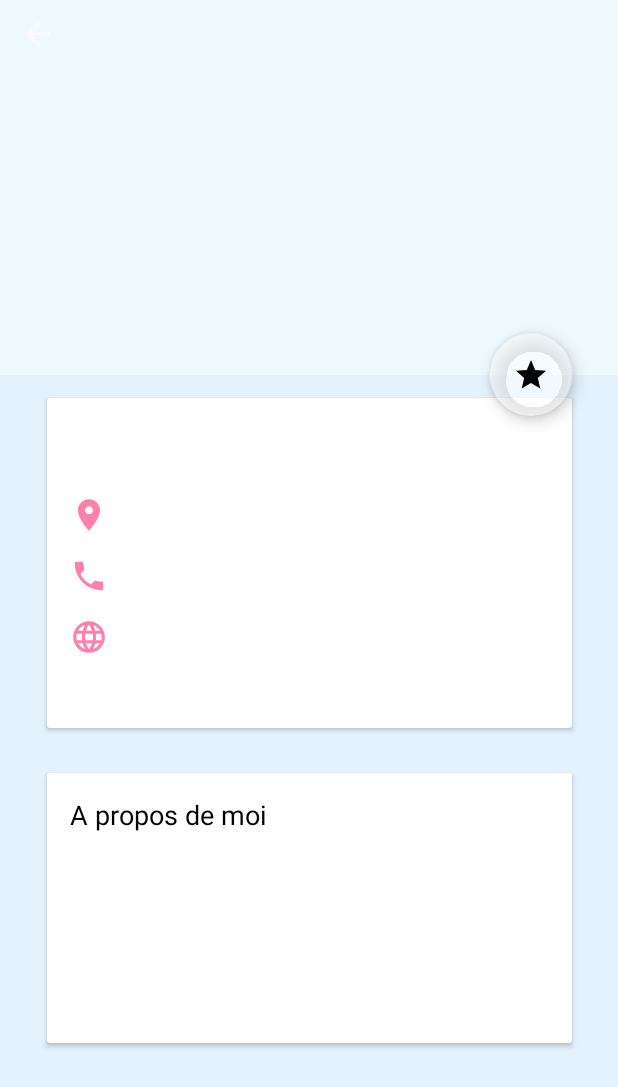
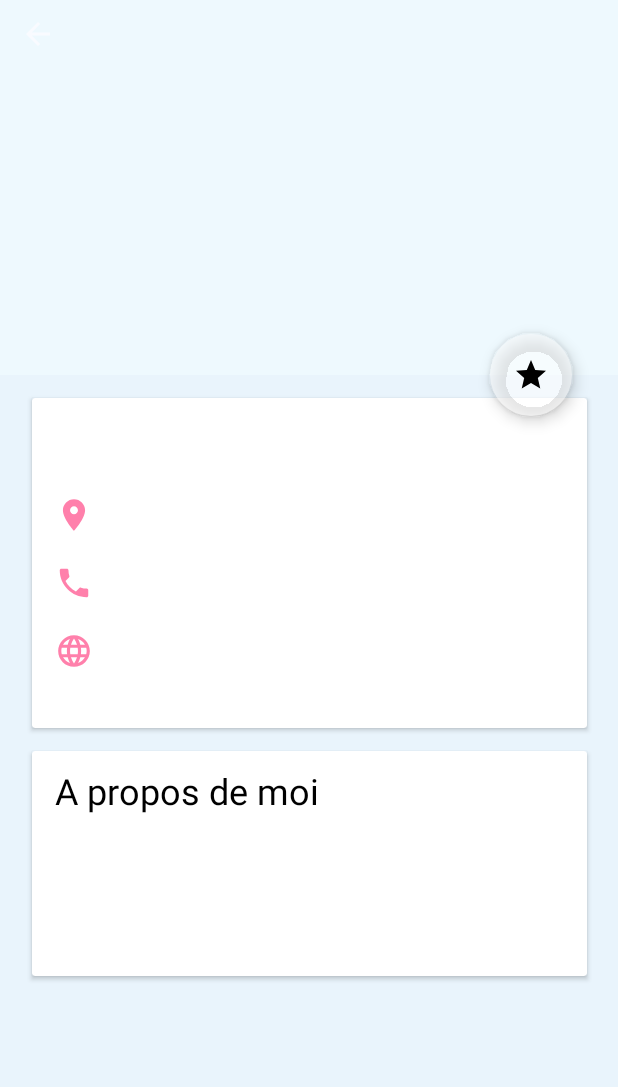
Before and after one commit to PinkNanie/Entrevoisins, an Android app: the layout activity_details_neighbour.xml on its own in the app's theme, with its tools: preview values and no code run, on a phone screen of 412 x 824 dp. Shown: the top 1087 px of the screen. Run offline under Robolectric (Android 15) with nearby library versions, the phone set to English and light mode, and no system bars.

Commit message:
Layout DetailsNeighbour_activity ok 100%

```diff
--- a/app/src/main/java/com/openclassrooms/entrevoisins/ui/neighbour_list/MyNeighbourRecyclerViewAdapter.java
+++ b/app/src/main/java/com/openclassrooms/entrevoisins/ui/neighbour_list/MyNeighbourRecyclerViewAdapter.java
@@ -63,6 +63,8 @@ public class MyNeighbourRecyclerViewAdapter extends RecyclerView.Adapter<MyNeigh
 
 
             holder.mDetailsNeighbour_btn.setCursorVisible(false);
+            holder.mDetailsNeighbour_btn.setFocusable(false);
+
           holder.mDetailsNeighbour_btn.setOnClickListener(new View.OnClickListener() {
 
             @Override
--- a/app/src/main/res/layout/activity_details_neighbour.xml
+++ b/app/src/main/res/layout/activity_details_neighbour.xml
@@ -4,7 +4,7 @@
     xmlns:tools="http://schemas.android.com/tools"
     android:layout_width="match_parent"
     android:layout_height="match_parent"
-    android:background="#E3F2FD"
+    android:background="#E9F4FC"
     tools:context=".ui.DetailsNeighbour_activity">
 
     <android.support.v7.widget.Toolbar
@@ -81,7 +81,7 @@
 
     <android.support.v7.widget.CardView
         android:id="@+id/info"
-        android:layout_width="350dp"
+        android:layout_width="370dp"
         android:layout_height="220dp"
         android:layout_marginTop="15dp"
         app:layout_constraintEnd_toEndOf="parent"
@@ -91,7 +91,7 @@
 
         <RelativeLayout
             android:id="@+id/RelativeLayout_infos"
-            android:layout_width="350dp"
+            android:layout_width="match_parent"
             android:layout_height="match_parent"
             android:orientation="vertical">
 
@@ -110,8 +110,6 @@
                 android:id="@+id/location_img"
                 android:layout_width="25dp"
                 android:layout_height="25dp"
-                android:layout_alignParentStart="true"
-                android:layout_alignParentTop="true"
                 android:layout_marginStart="15dp"
                 android:layout_marginTop="65dp"
                 app:srcCompat="@drawable/ic_location_on_pink_24dp" />
@@ -123,8 +121,8 @@
                 android:layout_marginStart="20dp"
                 android:layout_marginTop="65dp"
                 android:layout_toEndOf="@id/location_img"
-                android:textColor="@android:color/black"
-                android:textSize="15sp" />
+                android:textColor="@android:color/darker_gray"
+                android:textSize="14sp" />
 
             <ImageView
                 android:id="@+id/phone_view"
@@ -132,7 +130,7 @@
                 android:layout_height="25dp"
                 android:layout_below="@id/location_img"
                 android:layout_marginStart="15dp"
-                android:layout_marginTop="15dp"
+                android:layout_marginTop="20dp"
                 app:srcCompat="@drawable/ic_call_pink_24dp" />
 
             <TextView
@@ -141,9 +139,10 @@
                 android:layout_height="25dp"
                 android:layout_below="@+id/address"
                 android:layout_marginStart="20dp"
-                android:layout_marginTop="15dp"
+                android:layout_marginTop="20dp"
                 android:layout_toEndOf="@id/phone_view"
-                android:textSize="15sp" />
+                android:textColor="@android:color/darker_gray"
+                android:textSize="14sp" />
 
             <ImageView
                 android:id="@+id/web_view"
@@ -151,7 +150,7 @@
                 android:layout_height="25dp"
                 android:layout_below="@id/phone_view"
                 android:layout_marginStart="15dp"
-                android:layout_marginTop="15dp"
+                android:layout_marginTop="20dp"
                 app:srcCompat="@drawable/ic_language_pink_24dp" />
 
             <TextView
@@ -160,10 +159,10 @@
                 android:layout_height="25dp"
                 android:layout_below="@id/phoneNumber"
                 android:layout_marginStart="20dp"
-                android:layout_marginTop="15dp"
+                android:layout_marginTop="20dp"
                 android:layout_toEndOf="@id/web_view"
-                android:textColor="@android:color/black"
-                android:textSize="15sp" />
+                android:textColor="@android:color/darker_gray"
+                android:textSize="14sp" />
 
         </RelativeLayout>
 
@@ -172,9 +171,9 @@
     <android.support.v7.widget.CardView
 
         android:id="@+id/about"
-        android:layout_width="350dp"
-        android:layout_height="180dp"
-        android:layout_marginTop="30dp"
+        android:layout_width="370dp"
+        android:layout_height="150dp"
+        android:layout_marginTop="15dp"
         app:layout_constraintEnd_toEndOf="parent"
         app:layout_constraintStart_toStartOf="parent"
         app:layout_constraintTop_toBottomOf="@+id/info">
@@ -193,10 +192,10 @@
                 android:layout_alignParentStart="true"
                 android:layout_alignParentTop="true"
                 android:layout_marginStart="15dp"
-                android:layout_marginTop="15dp"
+                android:layout_marginTop="10dp"
                 android:text="A propos de moi"
                 android:textColor="@android:color/black"
-                android:textSize="18sp"
+                android:textSize="24sp"
                 app:layout_constraintStart_toStartOf="parent"
                 app:layout_constraintTop_toTopOf="parent" />
 
@@ -208,7 +207,8 @@
                 android:layout_alignStart="@+id/aboutMe_tittle"
                 android:layout_marginStart="20dp"
                 android:layout_marginTop="15dp"
-                android:textSize="15sp"
+                android:textColor="@android:color/darker_gray"
+                android:textSize="14sp"
                 app:layout_constraintStart_toStartOf="parent"
                 app:layout_constraintTop_toTopOf="parent" />
 
--- a/app/src/main/res/layout/fragment_neighbour.xml
+++ b/app/src/main/res/layout/fragment_neighbour.xml
@@ -5,6 +5,8 @@
     android:layout_width="match_parent"
     android:layout_height="wrap_content"
     android:orientation="vertical">
+
+
 
 
     <ImageView
@@ -42,8 +44,8 @@
     <Button
         android:id="@+id/detailsNeighbour_btn"
         android:layout_width="match_parent"
-        android:layout_height="100dp"
-        android:background="#00FFFFFF"
+        android:layout_height="120dp"
+        android:background="@null"
         android:backgroundTint="#00FFFFFF"
         android:focusable="false"
         app:layout_constraintBottom_toBottomOf="parent"
@@ -51,4 +53,6 @@
         app:layout_constraintTop_toTopOf="parent" />
 
 
+
+
 </android.support.constraint.ConstraintLayout>
```
